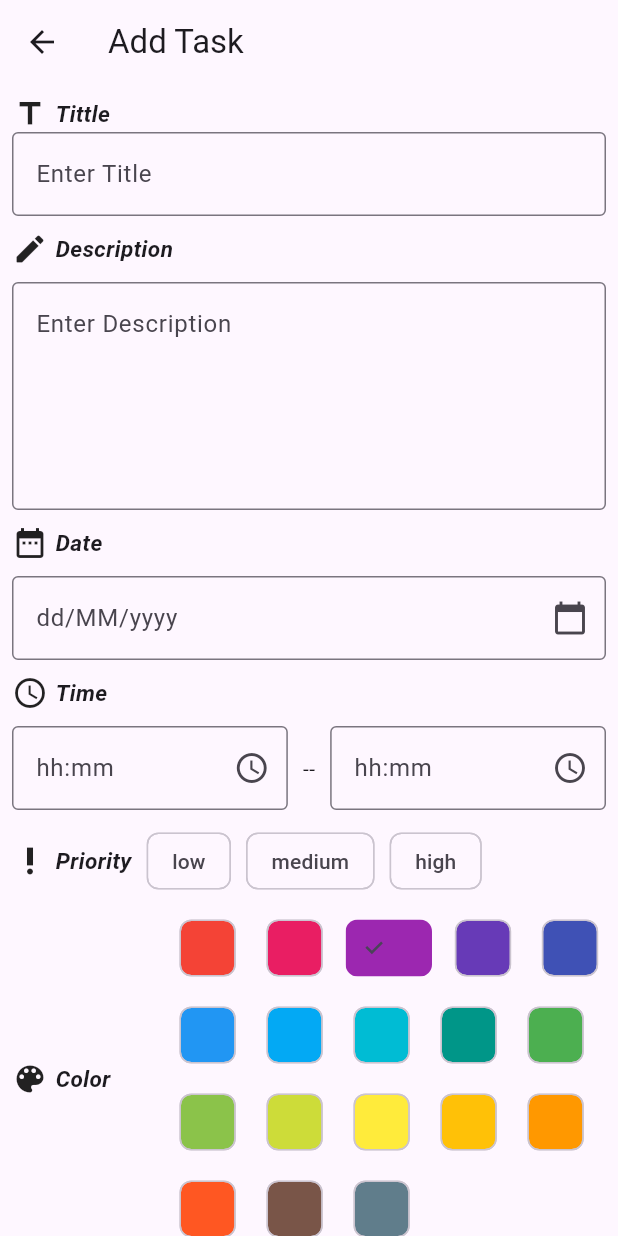
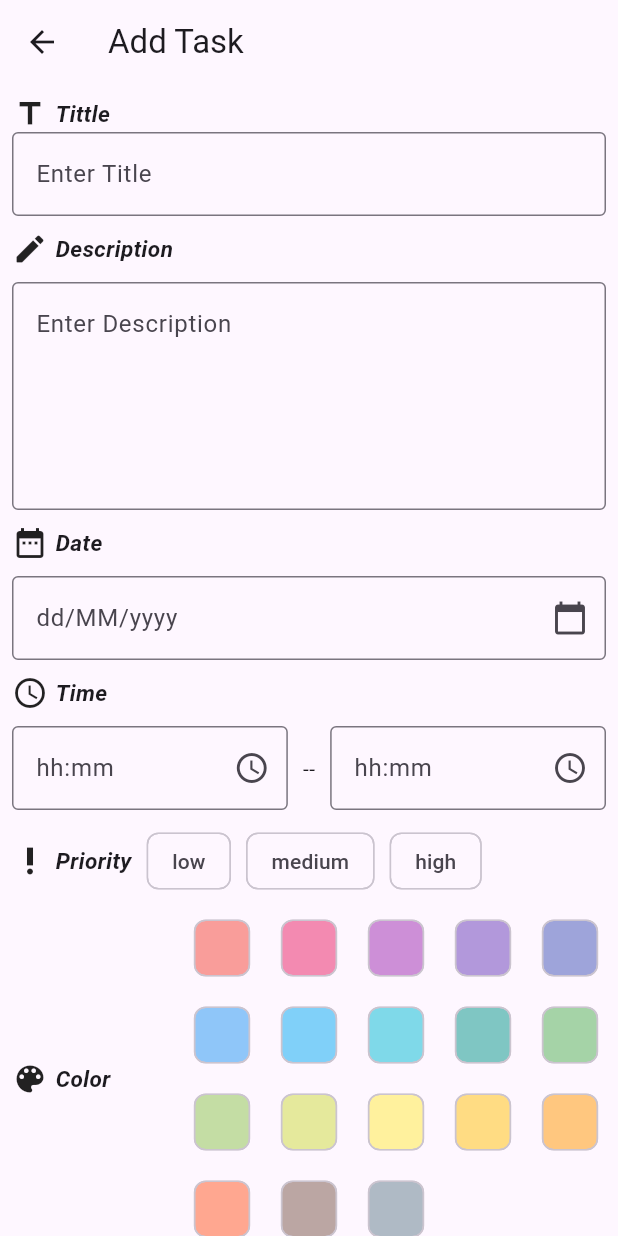
Before and after one commit to annona17/My-Task-Daily, a Flutter app: the screen it shows after launch, after a tap on the "add" icon, on a phone screen of 412 x 824 dp. Run offline on Flutter 3.47's test engine with Material 3 defaults, Android fonts, the phone set to English and light mode, and no system bars; our stand-ins replace bloc, equatable, flutter_bloc, hive, hive_flutter; accounts and stored records are empty.

Commit message:
fix load task

```diff
--- a/lib/bloc/home/home_bloc.dart
+++ b/lib/bloc/home/home_bloc.dart
@@ -18,6 +18,7 @@ class HomeBloc extends Bloc<HomeEvent, HomeState> {
     on<HomeUpdateTask>(_onUpdateTask);
     on<HomeChangeFilter>(_onChangeFilter);
     on<HomeCompleteTask>(_onCompleteTask);
+    on<HomeUndoComplete>(_onUndoComplete);
     on<HomeUndoDelete>(_onUndoDelete);
     on<HomeAddTask>(_onAddTask);
     //on<HomeReloadTask>(_onLoadTasks as EventHandler<HomeReloadTask, HomeState>);
@@ -25,7 +26,7 @@ class HomeBloc extends Bloc<HomeEvent, HomeState> {
   Future<FutureOr<void>> _onLoadTasks(HomeLoadTasks event, Emitter<HomeState> emit) async {
     emit(state.copyWith(status: TaskStatus.loading));
     try {
-      final taskBox;
+      final Box<Task> taskBox;
       if (Hive.isBoxOpen('tasks')) {
         taskBox = Hive.box<Task>('tasks');
       } else {
@@ -56,8 +57,15 @@ class HomeBloc extends Bloc<HomeEvent, HomeState> {
   }
   FutureOr<void> _onCompleteTask(HomeCompleteTask event, Emitter<HomeState> emit) async {
     final task = event.task;
-    task.status = 'completed';
     await task.complete();
+    await task.save();
+    final tasks = state.tasks.map((e) => e.id == task.id ? task : e).toList();
+    emit(state.copyWith(tasks: tasks));
+  }
+  FutureOr<void> _onUndoComplete(HomeUndoComplete event, Emitter<HomeState> emit) async {
+    final task = event.task;
+    await task.undoCompleted();
+    await task.save();
     final tasks = state.tasks.map((e) => e.id == task.id ? task : e).toList();
     emit(state.copyWith(tasks: tasks));
   }
--- a/lib/bloc/home/home_event.dart
+++ b/lib/bloc/home/home_event.dart
@@ -37,6 +37,12 @@ final class HomeCompleteTask extends HomeEvent {
   @override
   List<Object> get props => [task];
 }
+final class HomeUndoComplete extends HomeEvent {
+  final Task task;
+  const HomeUndoComplete(this.task);
+  @override
+  List<Object> get props => [task];
+}
 
 final class HomeUndoDelete extends HomeEvent {
   final Task task;
--- a/lib/bloc/home/home_state.dart
+++ b/lib/bloc/home/home_state.dart
@@ -24,7 +24,6 @@ final class HomeState extends Equatable {
     );
   }
 
-
   @override
   List<Object?> get props => [tasks, status, filter, lastDeteledTask];
   HomeState copyWith({
--- a/lib/data/model/task.dart
+++ b/lib/data/model/task.dart
@@ -35,6 +35,17 @@ class Task {
     required this.color,
   });
 
+  Task.from(Task other)
+    : this (
+      title: other.title,
+      description: other.description,
+      date: other.date,
+      startTime: other.startTime,
+      endTime: other.endTime,
+      priority: other.priority,
+      color: other.color,
+    );
+
   TimeOfDay get startTimeOfDay {
     List<String> time = startTime.split(":");
     return TimeOfDay(hour: int.parse(time[0]), minute: int.parse(time[1]));
@@ -64,7 +75,11 @@ class Task {
   }
 
   save() {
-    Hive.box<Task>("task").add(this);
+    Hive.box<Task>("tasks").add(this);
+  }
+
+  undoCompleted() {
+    status = "Active";
   }
 
 }
--- a/lib/main.dart
+++ b/lib/main.dart
@@ -24,7 +24,7 @@ Future <void> main() async {
       startTime: "08:00",
       endTime: "10:00",
       priority: "high",
-      color: Colors.red.value,
+      color: Colors.red.withOpacity(0.5).value,
     );
     var task2 = Task(
       title: 'Task 2',
@@ -33,7 +33,7 @@ Future <void> main() async {
       startTime: "10:00",
       endTime: "12:00",
       priority: "medium",
-      color: Colors.green.value,
+      color: Colors.green.withOpacity(0.5).value,
     );
     var task3 = Task(
       title: 'Task 3',
@@ -42,7 +42,7 @@ Future <void> main() async {
       startTime: "14:00",
       endTime: "16:00",
       priority: "low",
-      color: Colors.blue.value,
+      color: Colors.blue.withOpacity(0.5).value,
     );
 
     await box.add(task1);
--- a/lib/screens/add_task/widget/color_task.dart
+++ b/lib/screens/add_task/widget/color_task.dart
@@ -18,13 +18,14 @@ class ColorTask extends StatelessWidget {
             spacing: 10,
             runSpacing: 10,
             children: Colors.primaries.map((Color color) {
+              Color lighterColor = color.withOpacity(0.5);
               return FilterChip(
                 label: const Text(" "),
-                backgroundColor: color,
-                selected: bloc.state.color == color,
-                selectedColor: color,
+                backgroundColor: lighterColor,
+                selected: bloc.state.color == lighterColor,
+                selectedColor: lighterColor,
                 onSelected: (bool selected) {
-                  bloc.add(AddTaskChangeColor(color));
+                  bloc.add(AddTaskChangeColor(lighterColor));
                 },
               );
             }).toList(),
--- a/lib/screens/home/home.dart
+++ b/lib/screens/home/home.dart
@@ -17,7 +17,8 @@ class _MyHomePageState extends State<MyHomePage> {
   Widget build(BuildContext context) {
     return SafeArea(
       child: BlocProvider(
-        create: (context) => HomeBloc()..add(HomeLoadTasks()),
+        create: (context) =>
+        HomeBloc()..add(const HomeLoadTasks()),
         child: BlocBuilder<HomeBloc, HomeState>(
           builder: (context, state) {
             final homeBloc = context.read<HomeBloc>();
@@ -47,40 +48,39 @@ class _MyHomePageState extends State<MyHomePage> {
               ),
               body: Padding(
                 padding: const EdgeInsets.all(8.0),
-                child: Column(
-                    children: [
+                child: Column(children: [
                   const SizedBox(height: 10),
                   const Row(
                     children: [
-                          Text("Today", style: TextStyle(
+                      Text("Today",
+                          style: TextStyle(
                               fontSize: 20, fontWeight: FontWeight.bold)),
                       Spacer(),
                       ViewDropdown(),
                     ],
                   ),
-
                   Expanded(
-                        child: state is HomeLoadTasks && state.tasks.isNotEmpty
+                    child: state.tasks.isNotEmpty
                         ? ListView.builder(
                       itemCount: state.tasks.length,
                       itemBuilder: (context, index) {
                         return Padding(
-                                padding: EdgeInsets.all(8.0),
-                                child: TaskCard(task: state.tasks[index]),
+                          padding: const EdgeInsets.all(8.0),
+                          child: TaskCard(
+                              task: state.tasks[index], bloc: homeBloc),
                         );
                       },
                     )
-                            : Center(child: Text("Empty")),
+                        : const Center(child: Text("Empty")),
                   ),
-                    ]
-                ),
+                ]),
               ),
               floatingActionButton: FloatingActionButton(
                   child: const Icon(Icons.add),
                   onPressed: () {
                     homeBloc.add(HomeAddTask());
-                  }
-              ),
+                    homeBloc.add(HomeLoadTasks());
+                  }),
               floatingActionButtonLocation: FloatingActionButtonLocation
                   .endFloat, // This line positions the button at the bottom right corner.
             );
```
Also changed, not shown: lib/bloc/addtask/addtask_bloc.dart (+7 -0 lines), lib/screens/home/widgets/task_card.dart (+24 -10 lines). Lines whose indentation alone changed are shown as unchanged.
